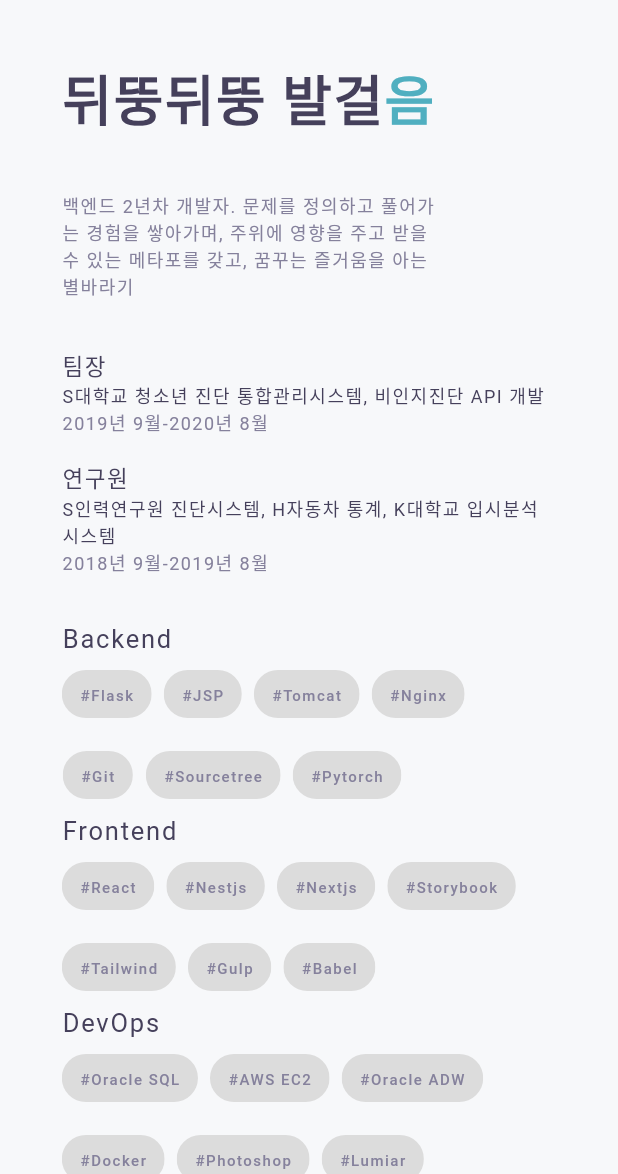
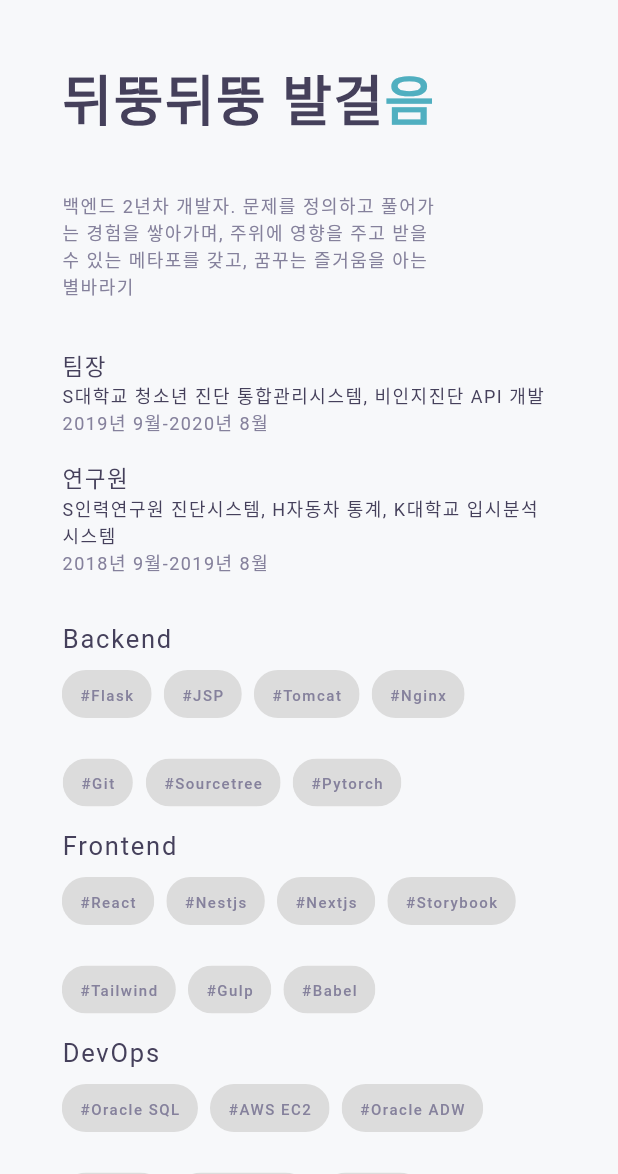
Before and after one commit to JS3322/portfolio_profile_flutter, a Flutter app: the screen it shows after launch, on a phone screen of 412 x 824 dp, the part 62-1236 px from its top. Run offline on Flutter 3.47's test engine with Material 2 defaults, Android fonts, the phone set to English and light mode, and no system bars; Roboto replaces fonts that are missing (NexaBold, NexaLight, ProductSans).

Commit message:
20210404_v3

```diff
--- a/lib/ui/home.dart
+++ b/lib/ui/home.dart
@@ -329,21 +329,21 @@ class HomePage extends StatelessWidget {
 
     final List<Widget> widgets_devops = devops
         .map((skill) => Padding(
-              padding: EdgeInsets.only(right: 8.0, top: 3.0, bottom: 3.0),
+              padding: EdgeInsets.only(right: 8.0, top: 3.0, bottom: 8.0),
               child: _buildSkillChip(context, skill),
             ))
         .toList();
 
     final List<Widget> widgets_backend = backend
         .map((skill) => Padding(
-              padding: EdgeInsets.only(right: 8.0, top: 3.0, bottom: 3.0),
+              padding: EdgeInsets.only(right: 8.0, top: 3.0, bottom: 8.0),
               child: _buildSkillChip(context, skill),
             ))
         .toList();
 
     final List<Widget> widgets_frontend = frontend
         .map((skill) => Padding(
-              padding: EdgeInsets.only(right: 8.0, top: 3.0, bottom: 3.0),
+              padding: EdgeInsets.only(right: 8.0, top: 3.0, bottom: 8.0),
               child: _buildSkillChip(context, skill),
             ))
         .toList();
```
